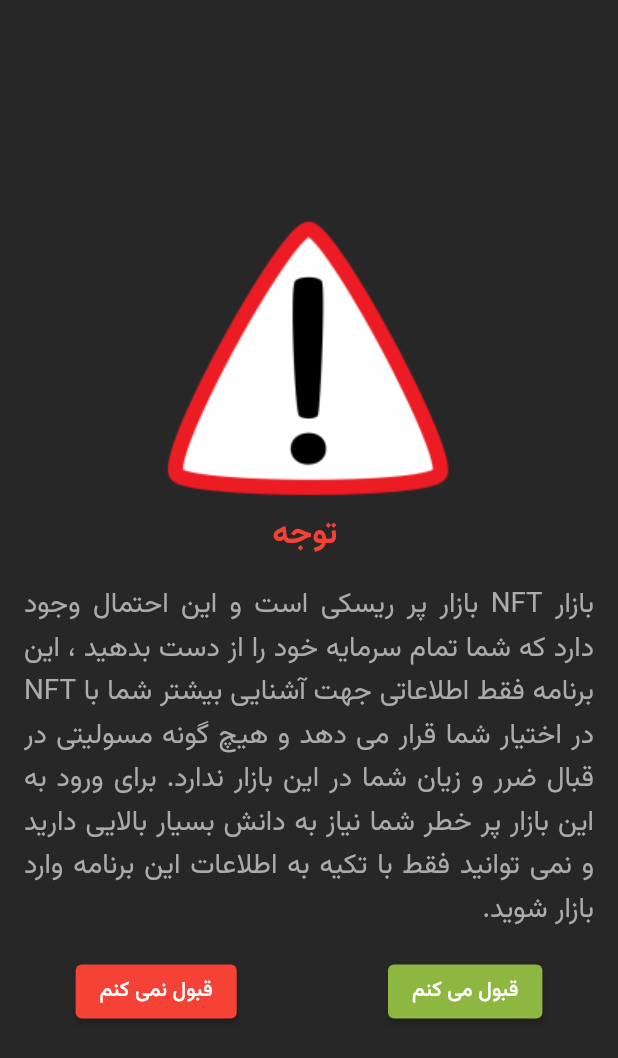
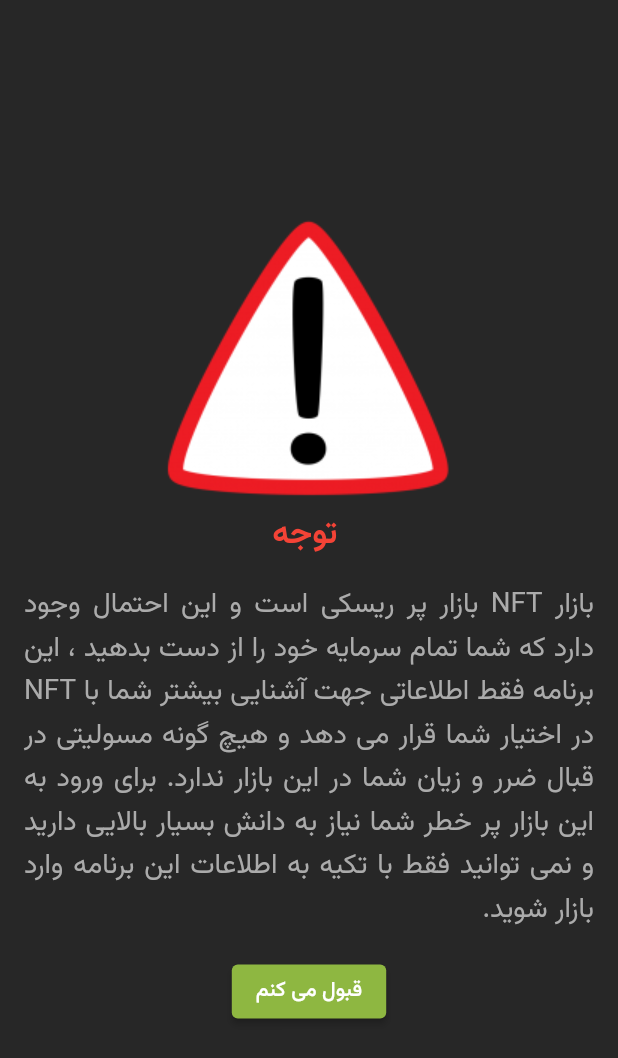
Before and after one commit to mahdiyarz/nft_guide, a Flutter app: the WarningScreen screen opened directly, on a phone screen of 412 x 824 dp. Shown: the top 1058 px of the screen. Run offline on Flutter 3.47's test engine with Material 2 defaults, Android fonts, the phone set to English and light mode, and no system bars; our stand-ins replace introduction_screen, lottie, shared_preferences, url_launcher_web; missing offline and left inert: shared_preferences_web, tapsell_plus; accounts and stored records are empty.

Commit message:
fix button

```diff
--- a/lib/screens/warning_screen.dart
+++ b/lib/screens/warning_screen.dart
@@ -39,17 +39,8 @@ class WarningScreen extends StatelessWidget {
                 textDirection: TextDirection.rtl,
                 textAlign: TextAlign.justify),
           ),
-          Row(
-            mainAxisAlignment: MainAxisAlignment.spaceAround,
-            children: [
-              ElevatedButton(
-                  style: ButtonStyle(
-                      backgroundColor: MaterialStateProperty.all(Colors.red)),
-                  onPressed: () {
-                    SystemChannels.platform.invokeMethod('SystemNavigator.pop');
-                  },
-                  child: Text('قبول نمی کنم')),
-              ElevatedButton(
+          Center(
+            child: ElevatedButton(
                 style: ButtonStyle(
                     backgroundColor: MaterialStateProperty.all(
                   Color.fromARGB(255, 142, 183, 65),
@@ -62,7 +53,6 @@ class WarningScreen extends StatelessWidget {
                       (route) => false);
                 },
                 child: Text('قبول می کنم')),
-            ],
           )
         ],
       )),
```
Also changed, not shown: 1 other file. Lines whose indentation alone changed are shown as unchanged.
